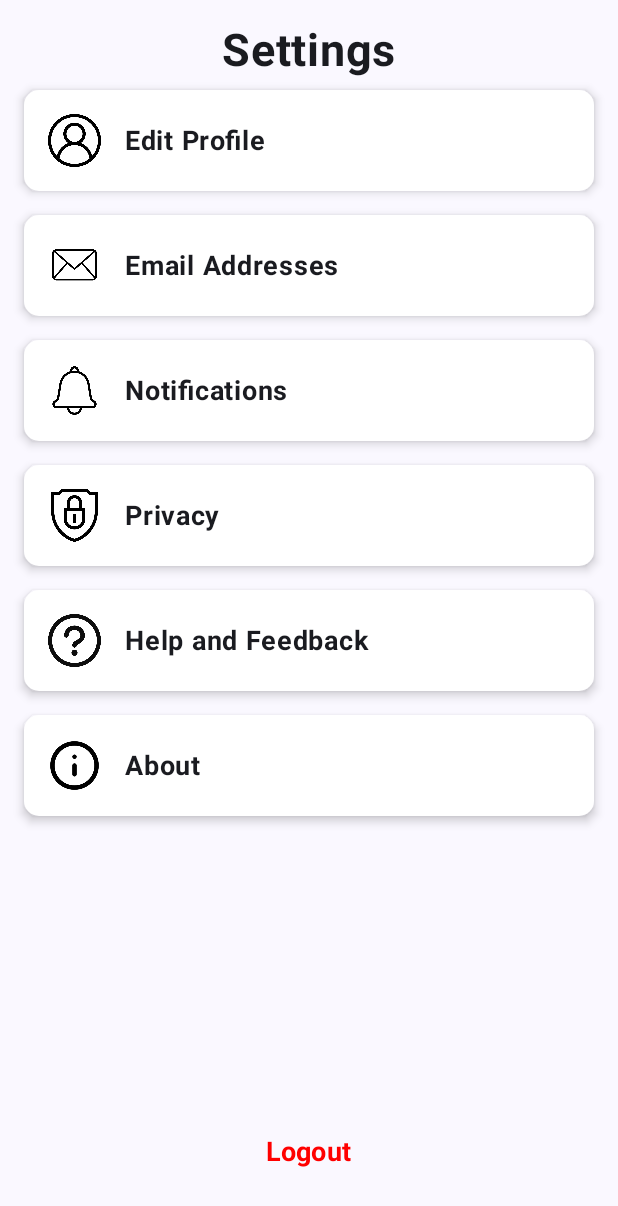
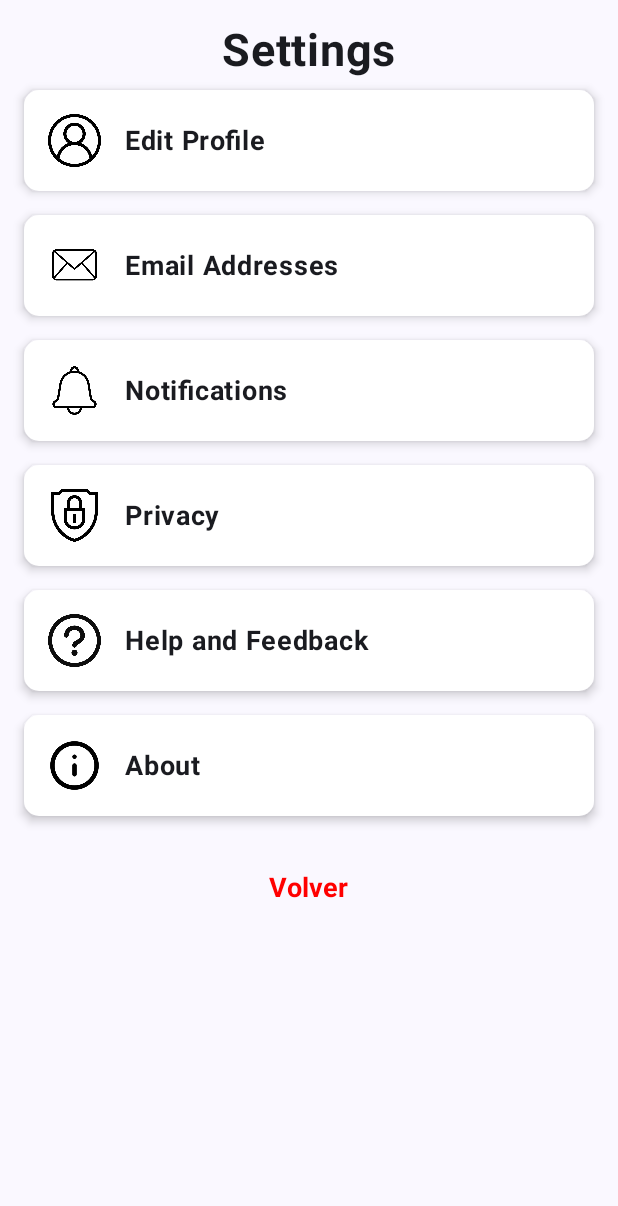
Before and after one commit to cru23110/Lab-4, an Android app built with Jetpack Compose: the ConfiguracionActivity screen opened directly, with no data from a screen before it, on a phone screen of 412 x 824 dp. Shown: the top 1206 px of the screen. Run offline under Robolectric (Android 15) with nearby library versions, the phone set to English and light mode, and no system bars.

Commit message:
Se agrego la funcion back

```diff
--- a/app/src/main/AndroidManifest.xml
+++ b/app/src/main/AndroidManifest.xml
@@ -15,11 +15,13 @@
         <activity
             android:name=".ContactosEmergenciaActivity"
             android:exported="true">
+
         </activity>
 
         <activity
             android:name=".ConfiguracionActivity"
             android:exported="true">
+
         </activity>
 
         <activity
--- a/app/src/main/java/com/example/laboratorio4/ConfiguracionActivity.kt
+++ b/app/src/main/java/com/example/laboratorio4/ConfiguracionActivity.kt
@@ -19,6 +19,9 @@ import androidx.compose.ui.text.font.FontWeight
 import androidx.compose.ui.tooling.preview.Preview
 import androidx.compose.ui.unit.dp
 import androidx.compose.ui.unit.sp
+import androidx.compose.foundation.clickable
+import androidx.navigation.NavHostController
+import androidx.navigation.compose.rememberNavController
 import com.example.laboratorio4.ui.theme.Laboratorio4Theme
 
 class ConfiguracionActivity : ComponentActivity() {
@@ -27,8 +30,12 @@ class ConfiguracionActivity : ComponentActivity() {
         enableEdgeToEdge()
         setContent {
             Laboratorio4Theme {
+                val navController = rememberNavController()
                 Scaffold(modifier = Modifier.fillMaxSize()) { innerPadding ->
-                    SettingsScreen(modifier = Modifier.padding(innerPadding))
+                    SettingsScreen(modifier = Modifier.padding(innerPadding),
+                        onNavigateBack = {finish()},
+                        navController = navController
+                        )
                 }
             }
         }
@@ -36,7 +43,7 @@ class ConfiguracionActivity : ComponentActivity() {
 }
 
 @Composable
-fun SettingsScreen(modifier: Modifier = Modifier) {
+fun SettingsScreen(modifier: Modifier = Modifier,navController: NavHostController, onNavigateBack: () -> Unit) {
     Box(modifier = modifier
         .fillMaxSize()
         .padding(16.dp)) {
@@ -47,50 +54,56 @@ fun SettingsScreen(modifier: Modifier = Modifier) {
                 modifier = Modifier.align(Alignment.CenterHorizontally),
                 fontWeight = FontWeight.Bold
             )
-            SettingsList()
+            SettingsList(onNavigateBack = onNavigateBack,navController = navController)
         }
     }
 }
 
 @Composable
-fun SettingsList() {
+fun SettingsList(onNavigateBack: () -> Unit,navController: NavHostController) {
     Column(modifier = Modifier.fillMaxSize()) {
         SettingsCard(
             imageResource = R.drawable.profile,
-            title = stringResource(id = R.string.textS1)
+            title = stringResource(id = R.string.textS1),
+            onClick = {}
         )
         SettingsCard(
             imageResource = R.drawable.email,
-            title = stringResource(id = R.string.textS2)
+            title = stringResource(id = R.string.textS2),
+            onClick = {}
         )
         SettingsCard(
             imageResource = R.drawable.noti,
-            title = stringResource(id = R.string.textS3)
+            title = stringResource(id = R.string.textS3),
+            onClick = {}
         )
         SettingsCard(
             imageResource = R.drawable.privacy,
-            title = stringResource(id = R.string.textS4)
+            title = stringResource(id = R.string.textS4),
+            onClick = {}
         )
 
         SettingsCard(
             imageResource = R.drawable.question,
-            title = stringResource(id = R.string.textS5)
+            title = stringResource(id = R.string.textS5),
+            onClick = {}
         )
         SettingsCard(
             imageResource = R.drawable.info,
-            title = stringResource(id = R.string.textS6)
+            title = stringResource(id = R.string.textS6),
+            onClick = {}
         )
-        Spacer(modifier = Modifier.weight(1f))
-        LogoutButton()
+        LogoutButton(onNavigateBack)
     }
 }
 
 @Composable
-fun SettingsCard(imageResource: Int, title: String) {
+fun SettingsCard(imageResource: Int, title: String,onClick: () -> Unit) {
     Card(
         modifier = Modifier
             .fillMaxWidth()
-            .padding(vertical = 8.dp),
+            .padding(vertical = 8.dp)
+            .clickable(onClick = onClick),
         shape = RoundedCornerShape(10.dp),
         elevation = CardDefaults.cardElevation(defaultElevation = 4.dp),
         colors = CardDefaults.cardColors(containerColor = Color.White)
@@ -114,15 +127,15 @@ fun SettingsCard(imageResource: Int, title: String) {
 }
 
 @Composable
-fun LogoutButton() {
+fun LogoutButton(onNavigateBack: () -> Unit) {
     TextButton(
-        onClick = { },
+        onClick = {onNavigateBack()},
         modifier = Modifier
             .fillMaxWidth()
             .padding(16.dp)
     ) {
         Text(
-            text = "Logout",
+            text = "Volver",
             color = Color.Red,
             fontWeight = FontWeight.Bold,
             fontSize = 18.sp
@@ -134,6 +147,7 @@ fun LogoutButton() {
 @Composable
 fun PreviewSettingsScreen() {
     Laboratorio4Theme {
-        SettingsScreen()
+        val navController = rememberNavController()
+        SettingsScreen(onNavigateBack = {}, navController = navController)
     }
 }
```
Also changed, not shown: app/src/main/java/com/example/laboratorio4/ContactosEmergenciaActivity.kt (+26 -8 lines), app/src/main/java/com/example/laboratorio4/MainActivity.kt (+11 -0 lines).
